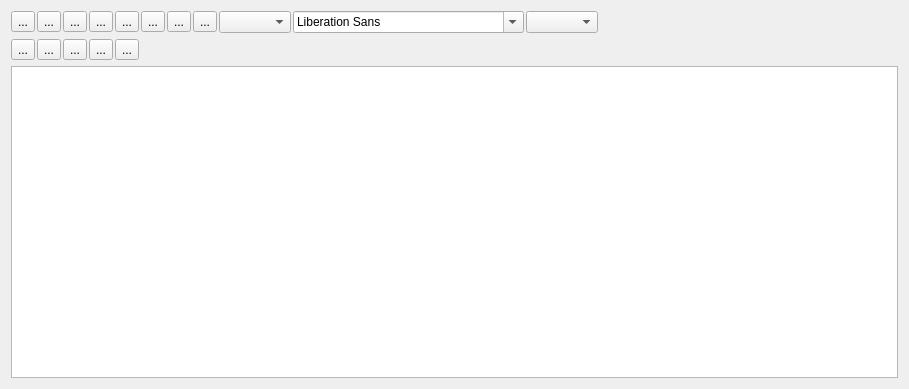
This is src/IDiaryEditWidget.ui in ntruchsess/QLandkarteGT as Qt 5 draws it before an edit. The edited form follows.
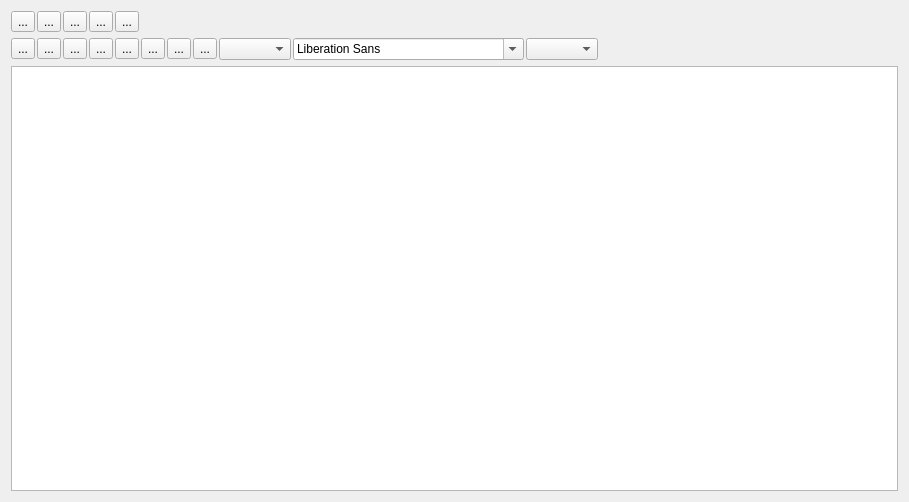
This is the edited form.

Patch:
```diff
--- a/src/IDiaryEditWidget.ui
+++ b/src/IDiaryEditWidget.ui
@@ -6,13 +6,98 @@
     <x>0</x>
     <y>0</y>
     <width>909</width>
-    <height>389</height>
+    <height>502</height>
    </rect>
   </property>
   <property name="windowTitle" >
    <string>Form</string>
   </property>
   <layout class="QVBoxLayout" >
+   <item>
+    <layout class="QHBoxLayout" >
+     <property name="spacing" >
+      <number>2</number>
+     </property>
+     <item>
+      <widget class="QToolButton" name="toolUndo" >
+       <property name="text" >
+        <string>...</string>
+       </property>
+       <property name="iconSize" >
+        <size>
+         <width>24</width>
+         <height>24</height>
+        </size>
+       </property>
+      </widget>
+     </item>
+     <item>
+      <widget class="QToolButton" name="toolRedo" >
+       <property name="text" >
+        <string>...</string>
+       </property>
+       <property name="iconSize" >
+        <size>
+         <width>24</width>
+         <height>24</height>
+        </size>
+       </property>
+      </widget>
+     </item>
+     <item>
+      <widget class="QToolButton" name="toolCut" >
+       <property name="text" >
+        <string>...</string>
+       </property>
+       <property name="iconSize" >
+        <size>
+         <width>24</width>
+         <height>24</height>
+        </size>
+       </property>
+      </widget>
+     </item>
+     <item>
+      <widget class="QToolButton" name="toolCopy" >
+       <property name="text" >
+        <string>...</string>
+       </property>
+       <property name="iconSize" >
+        <size>
+         <width>24</width>
+         <height>24</height>
+        </size>
+       </property>
+      </widget>
+     </item>
+     <item>
+      <widget class="QToolButton" name="toolPaste" >
+       <property name="text" >
+        <string>...</string>
+       </property>
+       <property name="iconSize" >
+        <size>
+         <width>24</width>
+         <height>24</height>
+        </size>
+       </property>
+      </widget>
+     </item>
+     <item>
+      <spacer>
+       <property name="orientation" >
+        <enum>Qt::Horizontal</enum>
+       </property>
+       <property name="sizeHint" >
+        <size>
+         <width>40</width>
+         <height>20</height>
+        </size>
+       </property>
+      </spacer>
+     </item>
+    </layout>
+   </item>
    <item>
     <layout class="QHBoxLayout" >
      <property name="spacing" >
@@ -146,91 +231,6 @@
      </item>
     </layout>
    </item>
-   <item>
-    <layout class="QHBoxLayout" >
-     <property name="spacing" >
-      <number>2</number>
-     </property>
-     <item>
-      <widget class="QToolButton" name="toolUndo" >
-       <property name="text" >
-        <string>...</string>
-       </property>
-       <property name="iconSize" >
-        <size>
-         <width>24</width>
-         <height>24</height>
-        </size>
-       </property>
-      </widget>
-     </item>
-     <item>
-      <widget class="QToolButton" name="toolRedo" >
-       <property name="text" >
-        <string>...</string>
-       </property>
-       <property name="iconSize" >
-        <size>
-         <width>24</width>
-         <height>24</height>
-        </size>
-       </property>
-      </widget>
-     </item>
-     <item>
-      <widget class="QToolButton" name="toolCut" >
-       <property name="text" >
-        <string>...</string>
-       </property>
-       <property name="iconSize" >
-        <size>
-         <width>24</width>
-         <height>24</height>
-        </size>
-       </property>
-      </widget>
-     </item>
-     <item>
-      <widget class="QToolButton" name="toolCopy" >
-       <property name="text" >
-        <string>...</string>
-       </property>
-       <property name="iconSize" >
-        <size>
-         <width>24</width>
-         <height>24</height>
-        </size>
-       </property>
-      </widget>
-     </item>
-     <item>
-      <widget class="QToolButton" name="toolPaste" >
-       <property name="text" >
-        <string>...</string>
-       </property>
-       <property name="iconSize" >
-        <size>
-         <width>24</width>
-         <height>24</height>
-        </size>
-       </property>
-      </widget>
-     </item>
-     <item>
-      <spacer>
-       <property name="orientation" >
-        <enum>Qt::Horizontal</enum>
-       </property>
-       <property name="sizeHint" >
-        <size>
-         <width>40</width>
-         <height>20</height>
-        </size>
-       </property>
-      </spacer>
-     </item>
-    </layout>
-   </item>
    <item>
     <widget class="QTextEdit" name="textEdit" />
    </item>
```
